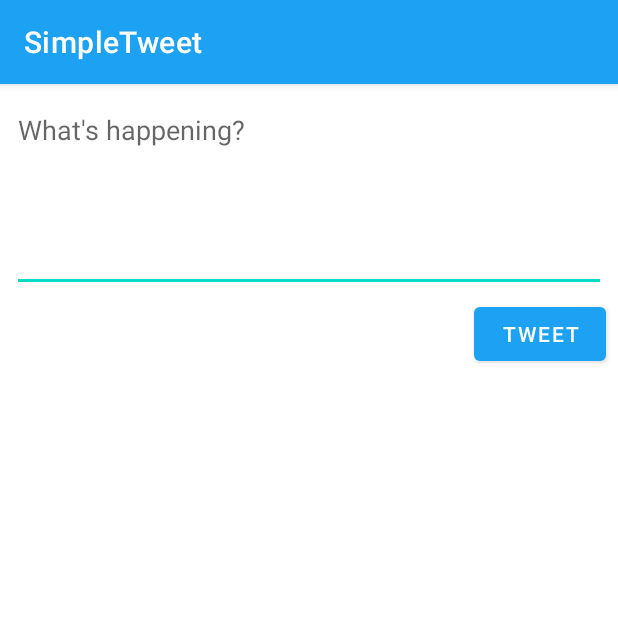
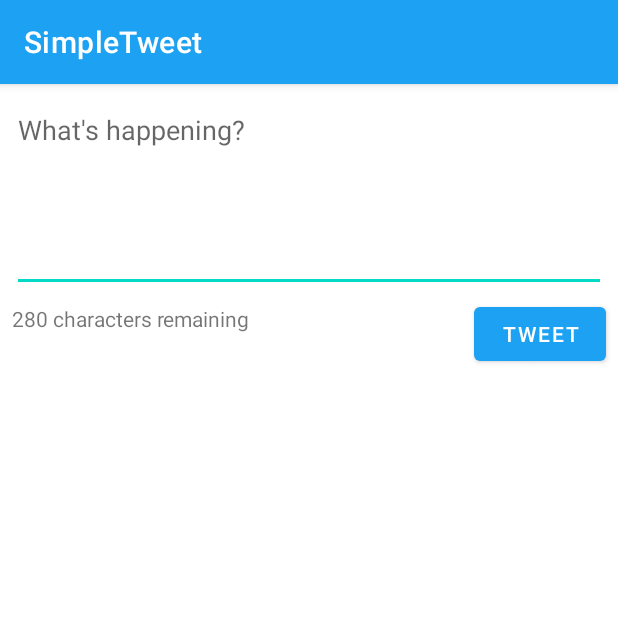
Before and after one commit to ETS-Android5/CodePath_Android_SimpleTweets, an Android app: the ComposeActivity screen opened directly, with no data from a screen before it, on a phone screen of 412 x 824 dp, the top half of it. Run offline under Robolectric (Android 15) with nearby library versions, the phone set to English and light mode, and no system bars; our stand-ins replace Room's generated code; libraries missing offline, so code that uses them is left out: com.codepath.asynchttpclient, com.facebook.stetho; 1 statement that could not run was skipped.

Commit message:
feature: added dynamic character count

```diff
--- a/app/src/main/java/com/codepath/apps/restclienttemplate/ComposeActivity.kt
+++ b/app/src/main/java/com/codepath/apps/restclienttemplate/ComposeActivity.kt
@@ -3,9 +3,12 @@ package com.codepath.apps.restclienttemplate
 import android.content.Intent
 import androidx.appcompat.app.AppCompatActivity
 import android.os.Bundle
+import android.text.Editable
+import android.text.TextWatcher
 import android.util.Log
 import android.widget.Button
 import android.widget.EditText
+import android.widget.TextView
 import android.widget.Toast
 import com.codepath.apps.restclienttemplate.models.Tweet
 import com.codepath.asynchttpclient.callback.JsonHttpResponseHandler
@@ -16,6 +19,7 @@ class ComposeActivity : AppCompatActivity() {
 
     lateinit var etCompose: EditText
     lateinit var btnTweet: Button
+    lateinit var tvCount: TextView
 
     lateinit var client: TwitterClient
 
@@ -25,8 +29,22 @@ class ComposeActivity : AppCompatActivity() {
 
         etCompose = findViewById(R.id.etCompose)
         btnTweet = findViewById(R.id.btnTweet)
+        tvCount = findViewById(R.id.tvCount)
 
         client = TwitterApplication.getRestClient(this)
+
+        etCompose.addTextChangedListener(object: TextWatcher {
+            override fun beforeTextChanged(p0: CharSequence?, p1: Int, p2: Int, p3: Int) {
+            }
+
+            override fun onTextChanged(s: CharSequence?, start: Int, before: Int, count: Int) {
+                tvCount.setText((280 - s.toString().length).toString() + " characters remaining")
+            }
+
+            override fun afterTextChanged(p0: Editable?) {
+            }
+
+        })
 
         // Handle user's click on Tweet button
         btnTweet.setOnClickListener {
@@ -39,7 +57,7 @@ class ComposeActivity : AppCompatActivity() {
             }
 
             // 2. Verify Tweet is under character count
-            else if (tweetContent.length > 140) {
+            else if (tweetContent.length > 280) {
                 Toast.makeText(this, "Tweet is too long! Limit is 140 characters.", Toast.LENGTH_SHORT).show()
             }
             else {
--- a/app/src/main/res/layout/activity_compose.xml
+++ b/app/src/main/res/layout/activity_compose.xml
@@ -29,4 +29,14 @@
         android:layout_marginTop="4dp"
         app:layout_constraintEnd_toEndOf="parent"
         app:layout_constraintTop_toBottomOf="@+id/etCompose" />
+
+    <TextView
+        android:id="@+id/tvCount"
+        android:layout_width="wrap_content"
+        android:layout_height="wrap_content"
+        android:text="280 characters remaining"
+        android:layout_marginTop="8dp"
+        android:layout_marginLeft="8dp"
+        app:layout_constraintStart_toStartOf="parent"
+        app:layout_constraintTop_toBottomOf="@+id/etCompose" />
 </androidx.constraintlayout.widget.ConstraintLayout>
```
Also changed, not shown: 88 other files.
